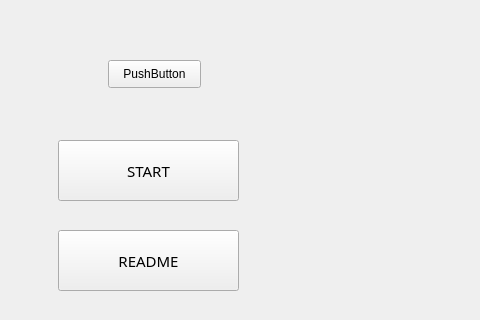
anlowee/TankGame, file TankGame/mainwindow.ui: the form before one commit; both pictures show x 182 to 662 and y 0 to 320 of the 662 by 488 pixel window.
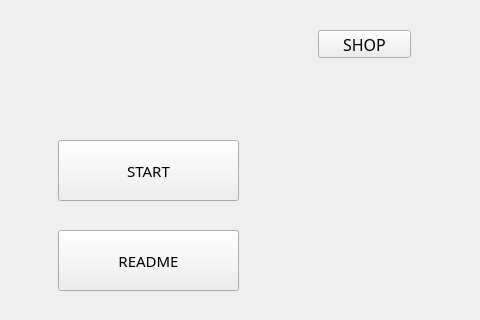
The form after the commit. Icons and pictures are not drawn.

Commit message: update enemy dead random drop(5%blood 45%money update shop add health fix TPM scoreboard(add 2P money fix save

```diff
--- a/TankGame/mainwindow.ui
+++ b/TankGame/mainwindow.ui
@@ -98,14 +98,23 @@
    <widget class="QPushButton" name="pushButton">
     <property name="geometry">
      <rect>
-      <x>290</x>
-      <y>60</y>
+      <x>500</x>
+      <y>30</y>
       <width>93</width>
       <height>28</height>
      </rect>
     </property>
+    <property name="font">
+     <font>
+      <family>Showcard Gothic</family>
+      <pointsize>12</pointsize>
+     </font>
+    </property>
+    <property name="styleSheet">
+     <string notr="true">border-image: url(:/sample/photo/startbutton.jpg);</string>
+    </property>
     <property name="text">
-     <string>PushButton</string>
+     <string>SHOP</string>
     </property>
    </widget>
   </widget>
```
The commit also changes 17 other files.
